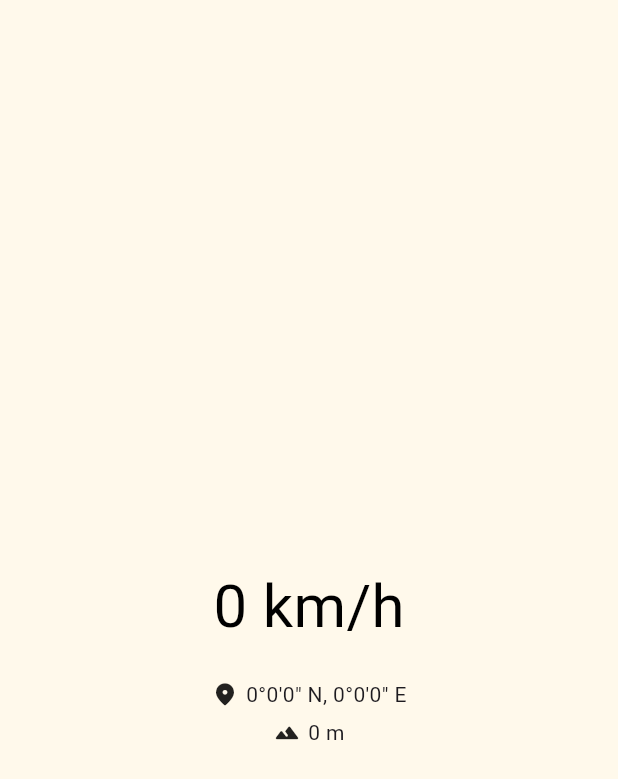
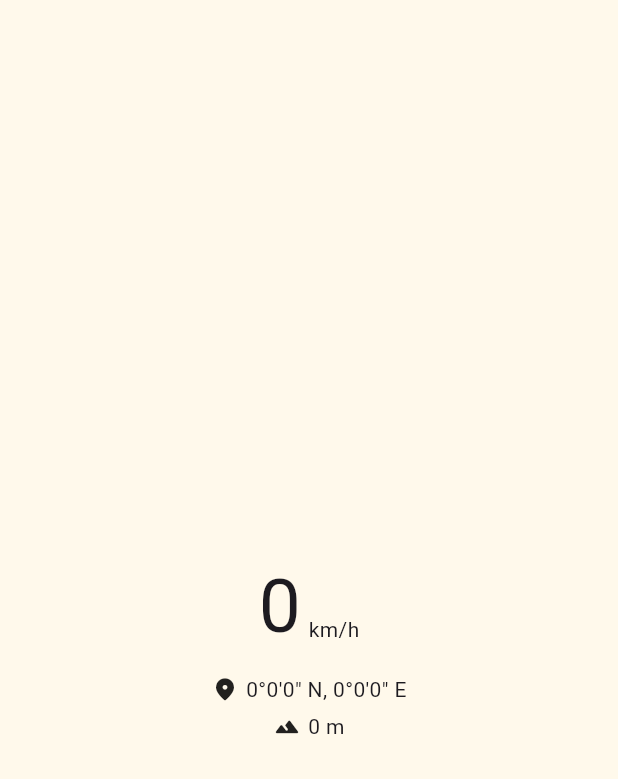
Before and after one commit to Zhoucheng133/Speeder, a Flutter app: the screen it shows after launch, on a phone screen of 412 x 824 dp. Shown: the top 779 px of the screen. Run offline on Flutter 3.47's test engine with Material 3 defaults, Android fonts, the phone set to English and light mode, and no system bars; our stand-ins replace geolocator; statements that could not run were skipped.

Commit message:
改进速度显示

```diff
--- a/lib/main.dart
+++ b/lib/main.dart
@@ -118,12 +118,24 @@ class _MainAppState extends State<MainApp> {
             children: [
               Padding(
                 padding: .only(top: 50),
-                child: Text(
-                  '${(speed).toInt()} km/h',
-                  style: TextStyle(
-                    fontSize: 40,
-                    color: isReady ? Colors.black : Colors.grey,
-                  ),
+                child: Row(
+                  mainAxisSize: .min,
+                  crossAxisAlignment: .end,
+                  children: [
+                    Text(
+                      '${(speed).toInt()}',
+                      style: TextStyle(
+                        height: 1.0,
+                        fontSize: 50,
+                      ),
+                    ),
+                    Padding(
+                      padding: .only(left: 5),
+                      child: Text(
+                        'km/h',
+                      ),
+                    )
+                  ],
                 ),
               ),
               Padding(
```
